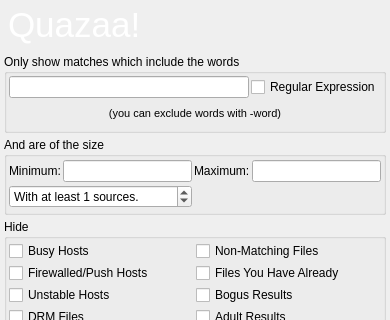
First picture: the form in branches/Rewrite/UI/dialogfiltersearch.ui, repository c3c/quazaa, before the edit; both pictures show x 0 to 390 and y 0 to 320 of the 390 by 469 pixel window.
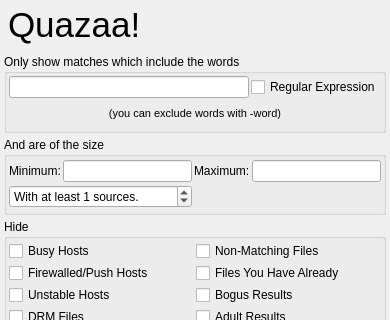
Second picture: the form after the edit. Icons and pictures are not drawn.

Commit message: Removed remaining hard coded skinning style sheets from ui. Fixed default app menu appearing to right of nav toolbar. Now appears where menu should appear.

What changed in the file:
```diff
--- a/branches/Rewrite/UI/dialogfiltersearch.ui
+++ b/branches/Rewrite/UI/dialogfiltersearch.ui
@@ -53,10 +53,6 @@
        <height>50</height>
       </size>
      </property>
-     <property name="styleSheet">
-      <string notr="true">background-image: url(:/Resource/HeaderBackground.png);
-color: rgb(255, 255, 255);</string>
-     </property>
      <property name="frameShape">
       <enum>QFrame::NoFrame</enum>
      </property>
```
The commit also changes 33 other files.
